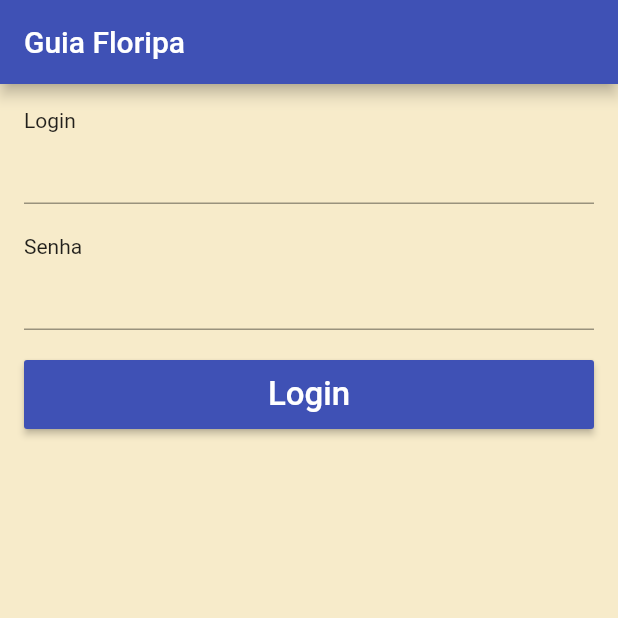
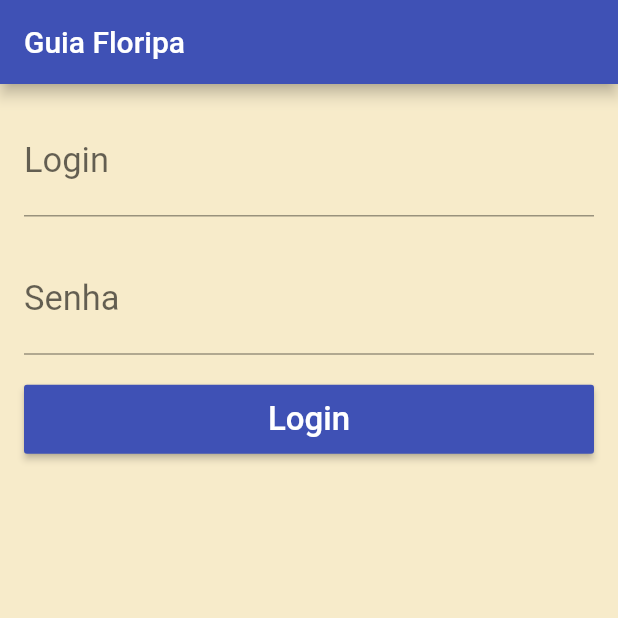
Before and after one commit to carlosfilhou/car-guide, a Flutter app: the screen it shows after launch, on a phone screen of 412 x 824 dp, the top half of it. Run offline on Flutter 3.47's test engine with Material 2 defaults, Android fonts, the light colour scheme and no system bars.

Commit message:
feat-textFormStyle

```diff
--- a/lib/login_page.dart
+++ b/lib/login_page.dart
@@ -20,11 +20,31 @@ class LoginPage extends StatelessWidget {
       padding: EdgeInsets.all(16),
       child: ListView(
         children: [
-          Text('Login'),
-          TextFormField(),
+          TextFormField(
+            style: TextStyle(
+              fontSize: 23,
+            ),
+            decoration: InputDecoration(
+              labelText: 'Login',
+              hintText: 'Digite seu login',
+              hintStyle: TextStyle(
+                fontSize: 18,
+              ),
+            ),
+          ),
           SizedBox(height: 20),
-          Text('Senha'),
-          TextFormField(),
+          TextFormField(
+            style: TextStyle(
+              fontSize: 23,
+            ),
+            decoration: InputDecoration(
+              labelText: 'Senha',
+              hintText: 'Digite sua senha',
+              hintStyle: TextStyle(
+                fontSize: 18,
+              ),
+            ),
+          ),
           SizedBox(height: 20),
           Container(
             height: 46,
```
